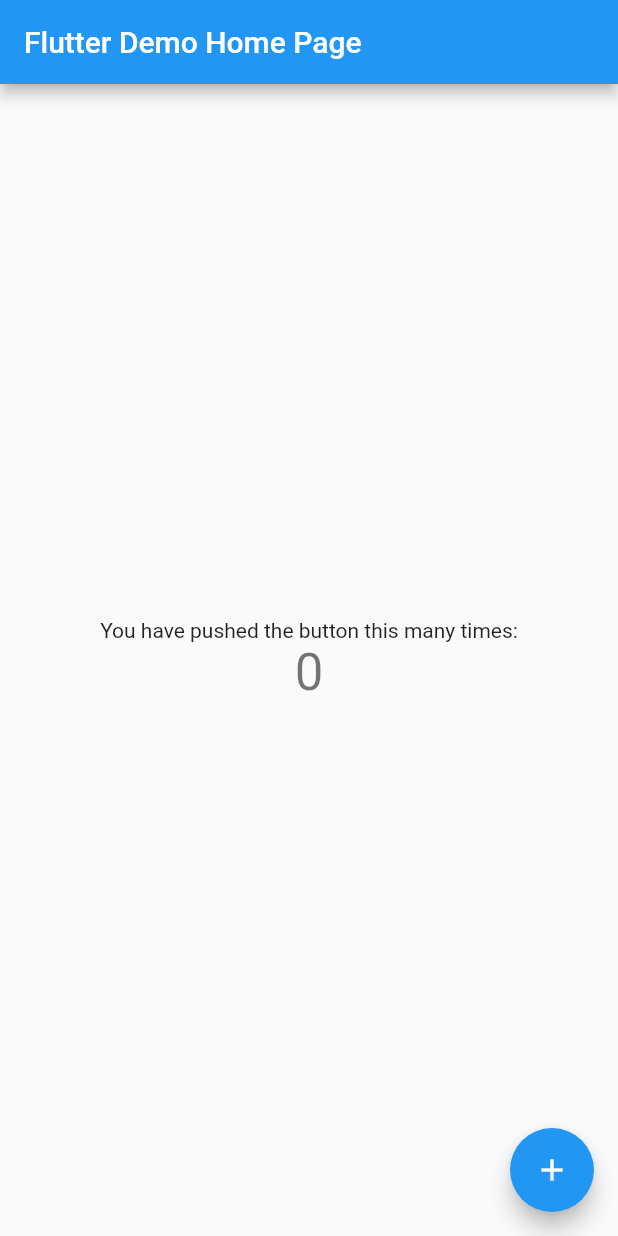
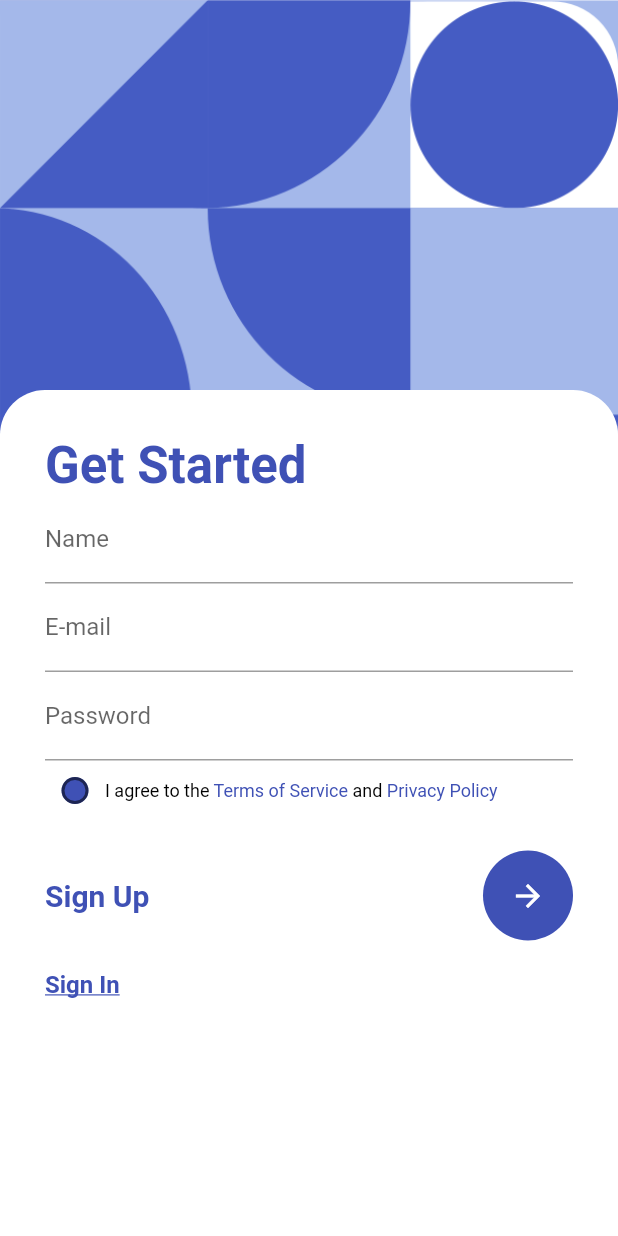
Before and after one commit to aphenrique/signup_view, a Flutter app: the screen it shows after launch, on a phone screen of 412 x 824 dp. Run offline on Flutter 3.47's test engine with Material 2 defaults, Android fonts, the phone set to English and light mode, and no system bars.

Commit message:
Add layout

```diff
--- a/lib/main.dart
+++ b/lib/main.dart
@@ -1,4 +1,5 @@
 import 'package:flutter/material.dart';
+import 'package:signup_view/signup_page/signup_page.dart';
 
 void main() {
   runApp(const MyApp());
@@ -7,109 +8,26 @@ void main() {
 class MyApp extends StatelessWidget {
   const MyApp({Key? key}) : super(key: key);
 
-  // This widget is the root of your application.
   @override
   Widget build(BuildContext context) {
     return MaterialApp(
       title: 'Flutter Demo',
       theme: ThemeData(
-        // This is the theme of your application.
-        //
-        // Try running your application with "flutter run". You'll see the
-        // application has a blue toolbar. Then, without quitting the app, try
-        // changing the primarySwatch below to Colors.green and then invoke
-        // "hot reload" (press "r" in the console where you ran "flutter run",
-        // or simply save your changes to "hot reload" in a Flutter IDE).
-        // Notice that the counter didn't reset back to zero; the application
-        // is not restarted.
-        primarySwatch: Colors.blue,
+        primarySwatch: Colors.indigo,
+        textTheme: const TextTheme(
+          bodyText2: TextStyle(color: Colors.black, fontSize: 12),
+          headline4:
+              TextStyle(color: Colors.indigo, fontWeight: FontWeight.bold),
+          headline6:
+              TextStyle(color: Colors.indigo, fontWeight: FontWeight.bold),
+        ),
+        checkboxTheme: CheckboxThemeData(
+          shape:
+              RoundedRectangleBorder(borderRadius: BorderRadius.circular(10)),
+          fillColor: MaterialStateProperty.all<Color>(Colors.indigo),
+        ),
       ),
-      home: const MyHomePage(title: 'Flutter Demo Home Page'),
+      home: SignupPage(),
     );
   }
 }
-
-class MyHomePage extends StatefulWidget {
-  const MyHomePage({Key? key, required this.title}) : super(key: key);
-
-  // This widget is the home page of your application. It is stateful, meaning
-  // that it has a State object (defined below) that contains fields that affect
-  // how it looks.
-
-  // This class is the configuration for the state. It holds the values (in this
-  // case the title) provided by the parent (in this case the App widget) and
-  // used by the build method of the State. Fields in a Widget subclass are
-  // always marked "final".
-
-  final String title;
-
-  @override
-  State<MyHomePage> createState() => _MyHomePageState();
-}
-
-class _MyHomePageState extends State<MyHomePage> {
-  int _counter = 0;
-
-  void _incrementCounter() {
-    setState(() {
-      // This call to setState tells the Flutter framework that something has
-      // changed in this State, which causes it to rerun the build method below
-      // so that the display can reflect the updated values. If we changed
-      // _counter without calling setState(), then the build method would not be
-      // called again, and so nothing would appear to happen.
-      _counter++;
-    });
-  }
-
-  @override
-  Widget build(BuildContext context) {
-    // This method is rerun every time setState is called, for instance as done
-    // by the _incrementCounter method above.
-    //
-    // The Flutter framework has been optimized to make rerunning build methods
-    // fast, so that you can just rebuild anything that needs updating rather
-    // than having to individually change instances of widgets.
-    return Scaffold(
-      appBar: AppBar(
-        // Here we take the value from the MyHomePage object that was created by
-        // the App.build method, and use it to set our appbar title.
-        title: Text(widget.title),
-      ),
-      body: Center(
-        // Center is a layout widget. It takes a single child and positions it
-        // in the middle of the parent.
-        child: Column(
-          // Column is also a layout widget. It takes a list of children and
-          // arranges them vertically. By default, it sizes itself to fit its
-          // children horizontally, and tries to be as tall as its parent.
-          //
-          // Invoke "debug painting" (press "p" in the console, choose the
-          // "Toggle Debug Paint" action from the Flutter Inspector in Android
-          // Studio, or the "Toggle Debug Paint" command in Visual Studio Code)
-          // to see the wireframe for each widget.
-          //
-          // Column has various properties to control how it sizes itself and
-          // how it positions its children. Here we use mainAxisAlignment to
-          // center the children vertically; the main axis here is the vertical
-          // axis because Columns are vertical (the cross axis would be
-          // horizontal).
-          mainAxisAlignment: MainAxisAlignment.center,
-          children: <Widget>[
-            const Text(
-              'You have pushed the button this many times:',
-            ),
-            Text(
-              '$_counter',
-              style: Theme.of(context).textTheme.headline4,
-            ),
-          ],
-        ),
-      ),
-      floatingActionButton: FloatingActionButton(
-        onPressed: _incrementCounter,
-        tooltip: 'Increment',
-        child: const Icon(Icons.add),
-      ), // This trailing comma makes auto-formatting nicer for build methods.
-    );
-  }
-}
--- /dev/null
+++ b/lib/signup_page/signup_page.dart
@@ -0,0 +1,146 @@
+import 'package:flutter/material.dart';
+
+class SignupPage extends StatelessWidget {
+  SignupPage({Key? key}) : super(key: key);
+
+  bool radioValue = false;
+
+  @override
+  Widget build(BuildContext context) {
+    return Scaffold(
+      body: Stack(
+        children: [
+          Image.asset(
+            'assets/images/fundo.png',
+            fit: BoxFit.fitWidth,
+          ),
+          Align(
+            alignment: Alignment.bottomCenter,
+            child: Container(
+              height: MediaQuery.of(context).size.height - 260,
+              width: double.infinity,
+              decoration: const BoxDecoration(
+                borderRadius: BorderRadius.vertical(top: Radius.circular(30)),
+                color: Colors.white,
+              ),
+              child: Padding(
+                padding: const EdgeInsets.all(30),
+                child: SingleChildScrollView(
+                  child: Column(
+                    children: [
+                      Align(
+                        alignment: Alignment.centerLeft,
+                        child: Text(
+                          'Get Started',
+                          style: Theme.of(context).textTheme.headline4,
+                        ),
+                      ),
+                      const TextField(
+                        decoration: InputDecoration(
+                          label: Text('Name'),
+                        ),
+                      ),
+                      const TextField(
+                        decoration: InputDecoration(
+                          label: Text('E-mail'),
+                          // hintText: 'Name',
+                        ),
+                      ),
+                      const TextField(
+                        decoration: InputDecoration(
+                          label: Text('Password'),
+                          // hintText: 'Name',
+                        ),
+                      ),
+                      Row(
+                        children: [
+                          Checkbox(
+                            visualDensity: VisualDensity.compact,
+                            value: radioValue,
+                            onChanged: (value) {},
+                          ),
+                          Expanded(
+                            child: RichText(
+                              text: TextSpan(
+                                children: [
+                                  TextSpan(
+                                      text: 'I agree to the ',
+                                      style: Theme.of(context)
+                                          .textTheme
+                                          .bodyText2),
+                                  TextSpan(
+                                    text: 'Terms of Service',
+                                    style: Theme.of(context)
+                                        .textTheme
+                                        .bodyText2!
+                                        .copyWith(color: Colors.indigo),
+                                  ),
+                                  TextSpan(
+                                      text: ' and ',
+                                      style: Theme.of(context)
+                                          .textTheme
+                                          .bodyText2),
+                                  TextSpan(
+                                    text: 'Privacy Policy',
+                                    style: Theme.of(context)
+                                        .textTheme
+                                        .bodyText2!
+                                        .copyWith(color: Colors.indigo),
+                                  ),
+                                ],
+                              ),
+                            ),
+                          ),
+                        ],
+                      ),
+                      const SizedBox(height: 20),
+                      Row(
+                        children: [
+                          Expanded(
+                            child: Text(
+                              'Sign Up',
+                              style: Theme.of(context).textTheme.headline6,
+                            ),
+                          ),
+                          InkResponse(
+                            onTap: () {},
+                            child: Container(
+                              height: 60,
+                              width: 60,
+                              decoration: const BoxDecoration(
+                                borderRadius:
+                                    BorderRadius.all(Radius.circular(30)),
+                                color: Colors.indigo,
+                              ),
+                              child: const Icon(
+                                Icons.arrow_forward_outlined,
+                                color: Colors.white,
+                              ),
+                            ),
+                          ),
+                        ],
+                      ),
+                      const SizedBox(height: 20),
+                      const Align(
+                        alignment: Alignment.centerLeft,
+                        child: Text(
+                          'Sign In',
+                          style: TextStyle(
+                            fontSize: 16,
+                            fontWeight: FontWeight.bold,
+                            color: Colors.indigo,
+                            decoration: TextDecoration.underline,
+                          ),
+                        ),
+                      ),
+                    ],
+                  ),
+                ),
+              ),
+            ),
+          ),
+        ],
+      ),
+    );
+  }
+}
```
